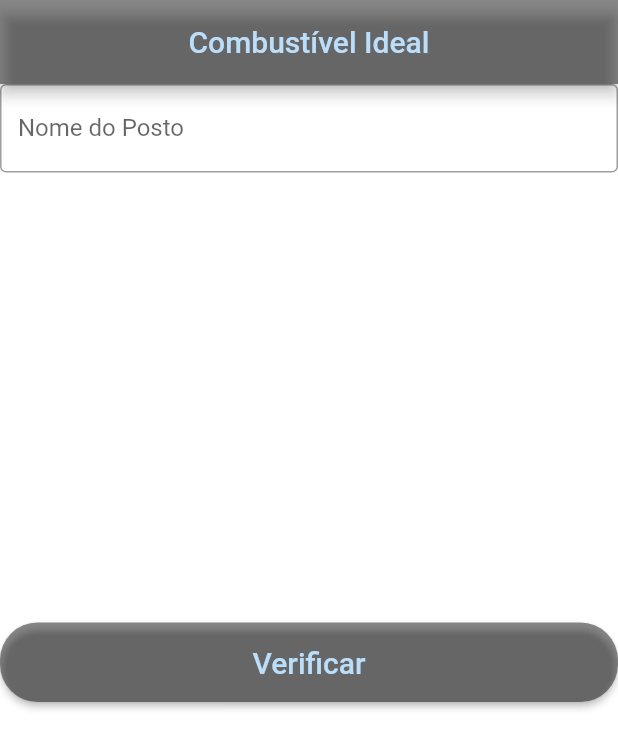
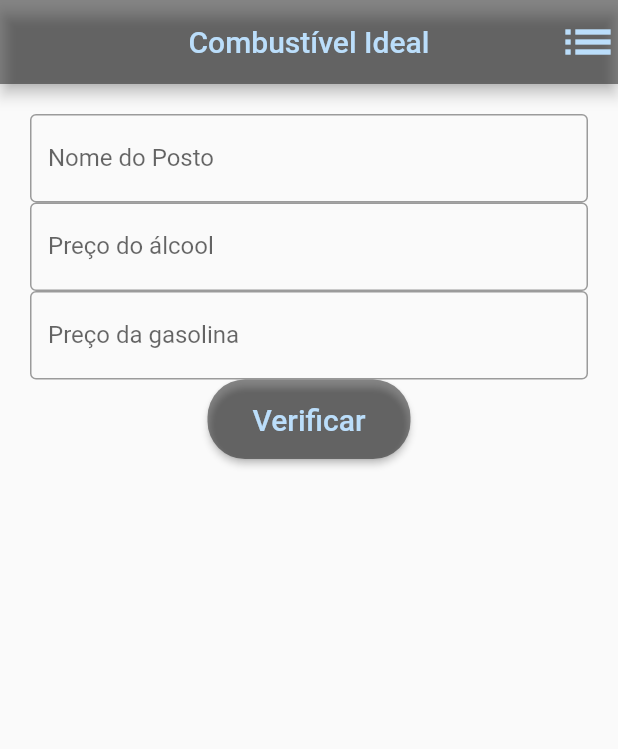
Before and after one commit to faugustus17/combustivel_ideal, a Flutter app: the screen it shows after launch, on a phone screen of 412 x 824 dp. Shown: the top 749 px of the screen. Run offline on Flutter 3.47's test engine with Material 2 defaults, Android fonts, the phone set to English and light mode, and no system bars; our stand-ins replace date_format, sqflite; accounts and stored records are empty.

Commit message:
Atualização

```diff
--- a/lib/helpers/custo_helper.dart
+++ b/lib/helpers/custo_helper.dart
@@ -16,7 +16,7 @@ class CustoHelper{
     final pathDb = join(path, "custo.db");
 
     final String sql = "CREATE TABLE custo ("
-        "c_id INTEGER PRIMARY KEY"
+        "c_id INTEGER PRIMARY KEY, "
         "c_nome_posto TEXT, "
         "c_preco_alcool REAL, "
         "c_preco_gasolina REAL, "
--- a/lib/pages/custoCad.dart
+++ b/lib/pages/custoCad.dart
@@ -1,5 +1,8 @@
 import 'package:combustivel_ideal/model/custo.dart';
 import 'package:flutter/material.dart';
+import 'package:date_format/date_format.dart';
+
+import 'custoList.dart';
 
 class CustoCad extends StatefulWidget{
   final Custo custo;
@@ -12,6 +15,8 @@ class CustoCad extends StatefulWidget{
 
 class _CustoCadState extends State<CustoCad>{
 
+  String _data='';
+
   final _nomePostoController = TextEditingController();
   final _preco_alcoolController = TextEditingController();
   final _preco_gasolinaController = TextEditingController();
@@ -23,6 +28,21 @@ class _CustoCadState extends State<CustoCad>{
 
   Custo _custoTemp;
 
+  @override
+  void initState(){
+    super.initState();
+    if(widget.custo == null){
+      _custoTemp = Custo();
+    }else{
+      _custoTemp = Custo.fromMap(widget.custo.toMap());
+
+      _nomePostoController.text = _custoTemp.nome_posto;
+      _preco_alcoolController.text = _custoTemp.preco_alcool.toString();
+      _preco_gasolinaController.text = _custoTemp.preco_gasolina.toString();
+      _data_horaCntroller.text = _custoTemp.data_hora;
+    }
+  }
+
   Widget buildAppBar(){
     return AppBar(
       title: Text(
@@ -33,10 +53,27 @@ class _CustoCadState extends State<CustoCad>{
       ),
       backgroundColor: Colors.black45,
       centerTitle: true,
+      actions: <Widget>[
+        IconButton(
+          icon: Icon(Icons.list,
+            color: Colors.blue[100],
+            size: 40.0,
+          ),
+          onPressed: (){
+            Navigator.push(
+              context,
+              MaterialPageRoute(
+                  builder: (context) => CustoList(),
+              ),
+            );
+          },
+        ),
+      ],
     );
   }
 
-  /*RaisedButton raisedButton = RaisedButton(
+  Widget buildRaisedButton(){
+    return RaisedButton(
       shape: RoundedRectangleBorder(
         borderRadius: BorderRadius.circular(25.0),
       ),
@@ -48,18 +85,27 @@ class _CustoCadState extends State<CustoCad>{
       padding: EdgeInsets.fromLTRB(30.0, 15, 30.0, 15.0),
       onPressed: () {
         if(_custoTemp.nome_posto != null && _custoTemp.nome_posto.isNotEmpty){
+          setState(() {
+            _data = formatDate(DateTime.now(),
+                [dd, '/', mm, '/', yyyy, 'as', HH, ':', nn, ":", ss]).toString();
+          });
+          _custoTemp.data_hora = _data;
           Navigator.pop(context, _custoTemp);
+        } else {
+          FocusScope.of(context).requestFocus(_nomeFocus);
         }
       },
-  );*/
+    );
+  }
 
-  @override
-  Widget build(BuildContext context) {
+  Widget buildScaffold(){
     return Scaffold(
       appBar: buildAppBar(),
-      backgroundColor: Colors.white,
-      body: Column(
-        crossAxisAlignment: CrossAxisAlignment.stretch,
+      body: SingleChildScrollView(
+        padding: EdgeInsets.all(10.0),
+        child: Container(
+          padding: EdgeInsets.all(10.0),
+          child: Column(
             children: <Widget>[
               TextField(
                 decoration: InputDecoration(
@@ -75,42 +121,58 @@ class _CustoCadState extends State<CustoCad>{
                 controller: _nomePostoController,
                 focusNode: _nomeFocus,
               ),
-         Padding(
-            padding: EdgeInsets.only(top: 300.0),
-            child: RaisedButton(
-              shape: RoundedRectangleBorder(
-                borderRadius: BorderRadius.circular(25.0),
+              TextField(
+                decoration: InputDecoration(
+                  labelText: "Preço do álcool",
+                  border: OutlineInputBorder(),
                 ),
-              child: Text(
-                "Verificar",
-                style: TextStyle(fontSize: 20.0, color: Colors.blue[100]),
+                keyboardType: TextInputType.number,
+                onChanged: (text){
+                  _custoEditado = true;
+                  _custoTemp.preco_alcool =  double.parse(text);
+                },
+                controller: _preco_alcoolController,
               ),
-              color: Colors.black45,
-              padding: EdgeInsets.fromLTRB(30.0, 15, 30.0, 15.0),
-              onPressed: () {
-                if(_custoTemp.nome_posto != null && _custoTemp.nome_posto.isNotEmpty){
-                  Navigator.pop(context, _custoTemp);
-                }
+              TextField(
+                decoration: InputDecoration(
+                  labelText: "Preço da gasolina",
+                  border: OutlineInputBorder(),
+                ),
+                keyboardType: TextInputType.number,
+                onChanged: (text){
+                  _custoEditado = true;
+                  _custoTemp.preco_gasolina =  double.parse(text);
                 },
+                controller: _preco_gasolinaController,
+              ),
+              buildRaisedButton(),
+            ],
           ),
         ),
-        ],
       ),
     );
   }
 
+  void _calcular(){
+    double pAlcool = double.parse(_preco_alcoolController.text);
+    double pGasolina = double.parse(_preco_gasolinaController.text);
+
+
+  }
+
+  /*void _getDate(){
+    return setState(() {
+      _data = formatDate(DateTime.now(),
+          [dd, '/', mm, '/', yyyy, 'as', HH, ':', nn, ":", ss]).toString();
+    });
+  }*/
+
   @override
-  void initState(){
-    super.initState();
-    if(widget.custo == null){
-      _custoTemp = Custo();
-    }else{
-      _custoTemp = Custo.fromMap(widget.custo.toMap());
+  Widget build(BuildContext context) {
+    return buildScaffold();
+  }
 
-      _nomePostoController.text = _custoTemp.nome_posto;
-      _preco_alcoolController.text = _custoTemp.preco_alcool.toString();
-      _preco_gasolinaController.text = _custoTemp.preco_gasolina.toString();
-      _data_horaCntroller.text = _custoTemp.data_hora;
+
+
+
 }
-  }
-}
--- a/pubspec.yaml
+++ b/pubspec.yaml
@@ -24,6 +24,7 @@ dependencies:
   # Use with the CupertinoIcons class for iOS style icons.
   cupertino_icons: ^0.1.2
   sqflite: ^1.1.5
+  date_format: ^1.0.6
 
 dev_dependencies:
   flutter_test:
```
Also changed, not shown: lib/pages/custoList.dart (+89 -3 lines), pubspec.lock. Lines whose indentation alone changed are shown as unchanged.
